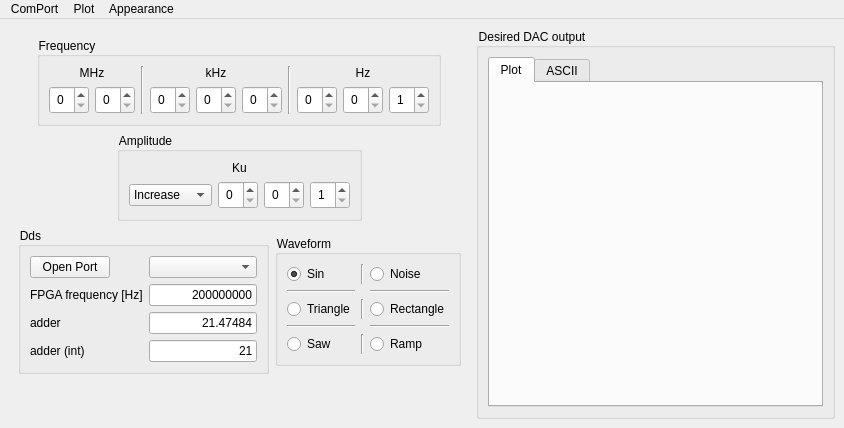
First picture: the form in QtProject/Generator/mainwindow.ui, repository QArchy/Arbitrary-Waveform-Generator, before the edit.
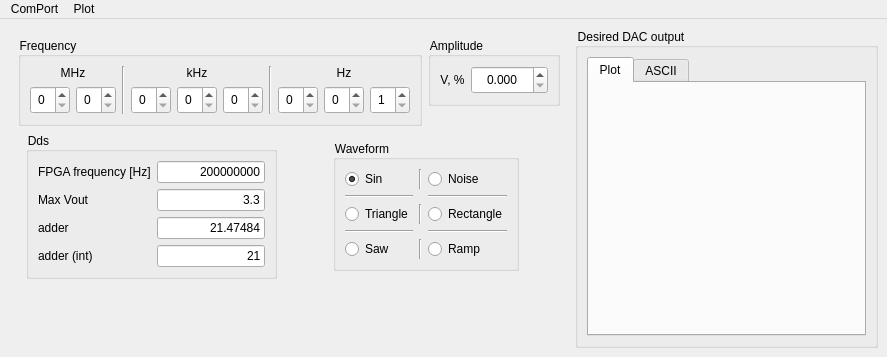
Second picture: the form after the edit. The open tabs and pages were chosen to show the change. Icons and pictures are not drawn. Custom widgets are drawn as their Qt base class.

Patch:
```diff
--- a/QtProject/Generator/mainwindow.ui
+++ b/QtProject/Generator/mainwindow.ui
@@ -6,8 +6,8 @@
    <rect>
     <x>0</x>
     <y>0</y>
-    <width>844</width>
-    <height>428</height>
+    <width>887</width>
+    <height>357</height>
    </rect>
   </property>
   <property name="windowTitle">
@@ -19,6 +19,7 @@
   </property>
   <property name="styleSheet">
    <string notr="true">QSpinBox { padding: 3px }
+QDoubleSpinBox { padding: 3px }
 QWidget { font: 9pt ; }</string>
   </property>
   <property name="toolButtonStyle">
@@ -35,73 +36,6 @@
     <string notr="true"/>
    </property>
    <layout class="QGridLayout" name="gridLayout">
-    <item row="0" column="1">
-     <widget class="QGroupBox" name="DesiredDacOutputGroupBox">
-      <property name="sizePolicy">
-       <sizepolicy hsizetype="Minimum" vsizetype="Minimum">
-        <horstretch>0</horstretch>
-        <verstretch>0</verstretch>
-       </sizepolicy>
-      </property>
-      <property name="minimumSize">
-       <size>
-        <width>0</width>
-        <height>0</height>
-       </size>
-      </property>
-      <property name="maximumSize">
-       <size>
-        <width>16777215</width>
-        <height>16777215</height>
-       </size>
-      </property>
-      <property name="title">
-       <string>Desired DAC output</string>
-      </property>
-      <layout class="QGridLayout" name="gridLayout_2">
-       <item row="0" column="0">
-        <widget class="QTabWidget" name="DesiredDacOutputTabs">
-         <property name="currentIndex">
-          <number>1</number>
-         </property>
-         <widget class="QWidget" name="PlotOutputTab">
-          <attribute name="title">
-           <string>Plot</string>
-          </attribute>
-          <layout class="QVBoxLayout" name="verticalLayout">
-           <item>
-            <widget class="QCustomPlot" name="customPlot" native="true">
-             <property name="minimumSize">
-              <size>
-               <width>0</width>
-               <height>0</height>
-              </size>
-             </property>
-             <property name="maximumSize">
-              <size>
-               <width>16777215</width>
-               <height>16777215</height>
-              </size>
-             </property>
-            </widget>
-           </item>
-          </layout>
-         </widget>
-         <widget class="QWidget" name="ASCIIOutputTab">
-          <attribute name="title">
-           <string>ASCII</string>
-          </attribute>
-          <layout class="QVBoxLayout" name="verticalLayout_2">
-           <item>
-            <widget class="QPlainTextEdit" name="outputText"/>
-           </item>
-          </layout>
-         </widget>
-        </widget>
-       </item>
-      </layout>
-     </widget>
-    </item>
     <item row="0" column="0" alignment="Qt::AlignHCenter|Qt::AlignTop">
      <widget class="QFrame" name="ControlsFrame">
       <property name="sizePolicy">
@@ -117,8 +51,8 @@
        <property name="sizeConstraint">
         <enum>QLayout::SetDefaultConstraint</enum>
        </property>
-       <item row="1" column="0" colspan="2" alignment="Qt::AlignHCenter|Qt::AlignTop">
-        <widget class="QGroupBox" name="AmplitudeGroupBox">
+       <item row="4" column="0" alignment="Qt::AlignHCenter|Qt::AlignVCenter">
+        <widget class="QGroupBox" name="DdsGroupBox">
          <property name="sizePolicy">
           <sizepolicy hsizetype="Fixed" vsizetype="Fixed">
            <horstretch>0</horstretch>
@@ -126,113 +60,99 @@
           </sizepolicy>
          </property>
          <property name="title">
-          <string>Amplitude</string>
+          <string>Dds</string>
          </property>
-         <layout class="QVBoxLayout" name="verticalLayout_5">
-          <item>
-           <widget class="QLabel" name="KuLabel">
-            <property name="sizePolicy">
-             <sizepolicy hsizetype="Minimum" vsizetype="Fixed">
-              <horstretch>0</horstretch>
-              <verstretch>0</verstretch>
-             </sizepolicy>
-            </property>
+         <layout class="QFormLayout" name="formLayout_3">
+          <item row="1" column="0">
+           <widget class="QLabel" name="fpgaFreqLabel">
             <property name="text">
-             <string>Ku</string>
+             <string>FPGA frequency [Hz]</string>
             </property>
-            <property name="alignment">
-             <set>Qt::AlignCenter</set>
-            </property>
            </widget>
           </item>
-          <item>
-           <layout class="QHBoxLayout" name="AmplChangeLayout">
-            <property name="sizeConstraint">
-             <enum>QLayout::SetMaximumSize</enum>
+          <item row="1" column="1">
+           <widget class="QLineEdit" name="fpgaFreqLineEdit">
+            <property name="text">
+             <string>200000000</string>
             </property>
-            <item>
-             <widget class="QComboBox" name="AmplIncrDecrComboBox">
-              <property name="sizePolicy">
-               <sizepolicy hsizetype="Fixed" vsizetype="Fixed">
-                <horstretch>0</horstretch>
-                <verstretch>0</verstretch>
-               </sizepolicy>
-              </property>
-              <property name="currentText">
-               <string>Increase</string>
-              </property>
-              <property name="currentIndex">
-               <number>0</number>
-              </property>
-              <property name="maxVisibleItems">
-               <number>2</number>
-              </property>
-              <item>
+            <property name="alignment">
+             <set>Qt::AlignRight|Qt::AlignTrailing|Qt::AlignVCenter</set>
+            </property>
+            <property name="readOnly">
+             <bool>true</bool>
+            </property>
+           </widget>
+          </item>
+          <item row="2" column="0">
+           <widget class="QLabel" name="label">
                <property name="text">
-                <string>Increase</string>
-               </property>
-              </item>
-              <item>
+             <string>Max Vout</string>
+            </property>
+           </widget>
+          </item>
+          <item row="2" column="1">
+           <widget class="QLineEdit" name="lineEdit">
                <property name="text">
-                <string>Decrease</string>
-               </property>
-              </item>
-             </widget>
-            </item>
-            <item>
-             <widget class="QSpinBox" name="Ampl100SpinBox">
-              <property name="sizePolicy">
-               <sizepolicy hsizetype="Fixed" vsizetype="Fixed">
-                <horstretch>0</horstretch>
-                <verstretch>0</verstretch>
-               </sizepolicy>
-              </property>
-              <property name="maximum">
-               <number>9</number>
-              </property>
-             </widget>
-            </item>
-            <item>
-             <widget class="QSpinBox" name="Ampl10SpinBox">
+             <string>3.3</string>
+            </property>
+            <property name="alignment">
+             <set>Qt::AlignRight|Qt::AlignTrailing|Qt::AlignVCenter</set>
+            </property>
+            <property name="readOnly">
+             <bool>true</bool>
+            </property>
+           </widget>
+          </item>
+          <item row="3" column="0">
+           <widget class="QLabel" name="adderLabel">
+            <property name="text">
+             <string>adder</string>
+            </property>
+           </widget>
+          </item>
+          <item row="3" column="1">
+           <widget class="QLineEdit" name="adderLineEdit">
               <property name="sizePolicy">
-               <sizepolicy hsizetype="Fixed" vsizetype="Fixed">
+             <sizepolicy hsizetype="Expanding" vsizetype="Fixed">
                 <horstretch>0</horstretch>
                 <verstretch>0</verstretch>
                </sizepolicy>
               </property>
-              <property name="minimum">
-               <number>0</number>
-              </property>
-              <property name="maximum">
-               <number>9</number>
-              </property>
-              <property name="value">
-               <number>0</number>
+            <property name="text">
+             <string>21.47484</string>
+            </property>
+            <property name="alignment">
+             <set>Qt::AlignRight|Qt::AlignTrailing|Qt::AlignVCenter</set>
+            </property>
+            <property name="readOnly">
+             <bool>true</bool>
               </property>
              </widget>
             </item>
-            <item>
-             <widget class="QSpinBox" name="Ampl1SpinBox">
-              <property name="sizePolicy">
-               <sizepolicy hsizetype="Fixed" vsizetype="Fixed">
-                <horstretch>0</horstretch>
-                <verstretch>0</verstretch>
-               </sizepolicy>
-              </property>
-              <property name="minimum">
-               <number>1</number>
-              </property>
-              <property name="maximum">
-               <number>9</number>
-              </property>
+          <item row="4" column="0">
+           <widget class="QLabel" name="adderIntLabel">
+            <property name="text">
+             <string>adder (int)</string>
+            </property>
+           </widget>
+          </item>
+          <item row="4" column="1">
+           <widget class="QLineEdit" name="adderIntLineEdit">
+            <property name="text">
+             <string>21</string>
+            </property>
+            <property name="alignment">
+             <set>Qt::AlignRight|Qt::AlignTrailing|Qt::AlignVCenter</set>
+            </property>
+            <property name="readOnly">
+             <bool>true</bool>
+            </property>
              </widget>
             </item>
            </layout>
-          </item>
-         </layout>
         </widget>
        </item>
-       <item row="3" column="1" alignment="Qt::AlignHCenter|Qt::AlignVCenter">
+       <item row="4" column="1" alignment="Qt::AlignHCenter|Qt::AlignVCenter">
         <widget class="QGroupBox" name="WaveformGroupBox">
          <property name="sizePolicy">
           <sizepolicy hsizetype="Fixed" vsizetype="Fixed">
@@ -430,7 +350,9 @@
          </layout>
         </widget>
        </item>
-       <item row="0" column="0" colspan="2" alignment="Qt::AlignHCenter|Qt::AlignTop">
+       <item row="3" column="0" colspan="2">
+        <layout class="QHBoxLayout" name="AmplFreqLayout">
+         <item>
         <widget class="QGroupBox" name="FrequencyGroupBox">
          <property name="sizePolicy">
           <sizepolicy hsizetype="Fixed" vsizetype="Fixed">
@@ -653,8 +575,8 @@
          </layout>
         </widget>
        </item>
-       <item row="3" column="0" alignment="Qt::AlignHCenter|Qt::AlignVCenter">
-        <widget class="QGroupBox" name="DdsGroupBox">
+         <item alignment="Qt::AlignHCenter|Qt::AlignTop">
+          <widget class="QGroupBox" name="AmplitudeGroupBox">
          <property name="sizePolicy">
           <sizepolicy hsizetype="Fixed" vsizetype="Fixed">
            <horstretch>0</horstretch>
@@ -662,11 +584,16 @@
           </sizepolicy>
          </property>
          <property name="title">
-          <string>Dds</string>
-         </property>
-         <layout class="QFormLayout" name="formLayout_3">
-          <item row="0" column="0">
-           <widget class="QPushButton" name="portOpenBtn">
+            <string>Amplitude</string>
+           </property>
+           <layout class="QVBoxLayout" name="verticalLayout_5">
+            <item>
+             <layout class="QHBoxLayout" name="AmplChangeLayout">
+              <property name="sizeConstraint">
+               <enum>QLayout::SetMaximumSize</enum>
+              </property>
+              <item>
+               <widget class="QLabel" name="VLabel">
             <property name="sizePolicy">
              <sizepolicy hsizetype="Minimum" vsizetype="Fixed">
               <horstretch>0</horstretch>
@@ -674,84 +601,84 @@
              </sizepolicy>
             </property>
             <property name="text">
-             <string>Open Port</string>
-            </property>
+                 <string>V, %</string>
+                </property>
+                <property name="alignment">
+                 <set>Qt::AlignCenter</set>
+                </property>
+               </widget>
+              </item>
+              <item>
+               <widget class="QDoubleSpinBox" name="VPercentSpinBox">
+                <property name="alignment">
+                 <set>Qt::AlignCenter</set>
+                </property>
+                <property name="decimals">
+                 <number>3</number>
+                </property>
+                <property name="maximum">
+                 <double>100.000000000000000</double>
+                </property>
+                <property name="singleStep">
+                 <double>0.390600000000000</double>
+                </property>
+               </widget>
+              </item>
+             </layout>
+            </item>
+           </layout>
+          </widget>
+         </item>
+        </layout>
+       </item>
+      </layout>
            </widget>
           </item>
           <item row="0" column="1">
-           <widget class="QComboBox" name="choosePortComboBox">
+     <widget class="QGroupBox" name="DesiredDacOutputGroupBox">
+      <property name="sizePolicy">
+       <sizepolicy hsizetype="Minimum" vsizetype="Minimum">
+        <horstretch>0</horstretch>
+        <verstretch>0</verstretch>
+       </sizepolicy>
+      </property>
             <property name="minimumSize">
              <size>
               <width>0</width>
               <height>0</height>
              </size>
             </property>
-           </widget>
-          </item>
-          <item row="2" column="0">
-           <widget class="QLabel" name="fpgaFreqLabel">
-            <property name="text">
-             <string>FPGA frequency [Hz]</string>
-            </property>
-           </widget>
-          </item>
-          <item row="2" column="1">
-           <widget class="QLineEdit" name="fpgaFreqLineEdit">
-            <property name="text">
-             <string>200000000</string>
-            </property>
-            <property name="alignment">
-             <set>Qt::AlignRight|Qt::AlignTrailing|Qt::AlignVCenter</set>
-            </property>
-           </widget>
-          </item>
-          <item row="3" column="0">
-           <widget class="QLabel" name="adderLabel">
-            <property name="text">
-             <string>adder</string>
-            </property>
-           </widget>
-          </item>
-          <item row="3" column="1">
-           <widget class="QLineEdit" name="adderLineEdit">
-            <property name="sizePolicy">
-             <sizepolicy hsizetype="Expanding" vsizetype="Fixed">
-              <horstretch>0</horstretch>
-              <verstretch>0</verstretch>
-             </sizepolicy>
-            </property>
-            <property name="text">
-             <string>21.47484</string>
-            </property>
-            <property name="alignment">
-             <set>Qt::AlignRight|Qt::AlignTrailing|Qt::AlignVCenter</set>
-            </property>
-            <property name="readOnly">
-             <bool>true</bool>
-            </property>
-           </widget>
-          </item>
-          <item row="4" column="0">
-           <widget class="QLabel" name="adderIntLabel">
-            <property name="text">
-             <string>adder (int)</string>
-            </property>
-           </widget>
-          </item>
-          <item row="4" column="1">
-           <widget class="QLineEdit" name="adderIntLineEdit">
-            <property name="text">
-             <string>21</string>
-            </property>
-            <property name="alignment">
-             <set>Qt::AlignRight|Qt::AlignTrailing|Qt::AlignVCenter</set>
-            </property>
-            <property name="readOnly">
-             <bool>true</bool>
-            </property>
-           </widget>
-          </item>
-         </layout>
+      <property name="maximumSize">
+       <size>
+        <width>16777215</width>
+        <height>16777215</height>
+       </size>
+      </property>
+      <property name="title">
+       <string>Desired DAC output</string>
+      </property>
+      <layout class="QGridLayout" name="gridLayout_2">
+       <item row="0" column="0">
+        <widget class="QTabWidget" name="DesiredDacOutputTabs">
+         <property name="currentIndex">
+          <number>0</number>
+         </property>
+         <widget class="QWidget" name="PlotOutputTab">
+          <attribute name="title">
+           <string>Plot</string>
+          </attribute>
+          <layout class="QVBoxLayout" name="verticalLayout"/>
+         </widget>
+         <widget class="QWidget" name="ASCIIOutputTab">
+          <attribute name="title">
+           <string>ASCII</string>
+          </attribute>
+          <layout class="QVBoxLayout" name="verticalLayout_2">
+           <item>
+            <widget class="QPlainTextEdit" name="outputText"/>
+           </item>
+          </layout>
+         </widget>
         </widget>
        </item>
       </layout>
@@ -764,7 +691,7 @@
     <rect>
      <x>0</x>
      <y>0</y>
-     <width>844</width>
+     <width>887</width>
      <height>21</height>
     </rect>
    </property>
@@ -781,15 +708,8 @@
     <addaction name="actionPlotConfig"/>
     <addaction name="actionPlotSave"/>
    </widget>
-   <widget class="QMenu" name="menuAppearance">
-    <property name="title">
-     <string>Appearance</string>
-    </property>
-    <addaction name="actionChangeFont"/>
-   </widget>
    <addaction name="menuComPort"/>
    <addaction name="menuPlot"/>
-   <addaction name="menuAppearance"/>
   </widget>
   <action name="actionComPortConfig">
    <property name="text">
@@ -817,14 +737,6 @@
    </property>
   </action>
  </widget>
- <customwidgets>
-  <customwidget>
-   <class>QCustomPlot</class>
-   <extends>QWidget</extends>
-   <header>../../qcustomplot.h</header>
-   <container>1</container>
-  </customwidget>
- </customwidgets>
  <resources>
   <include location="app.qrc"/>
  </resources>
```
Lines whose indentation alone changed are shown as unchanged.
